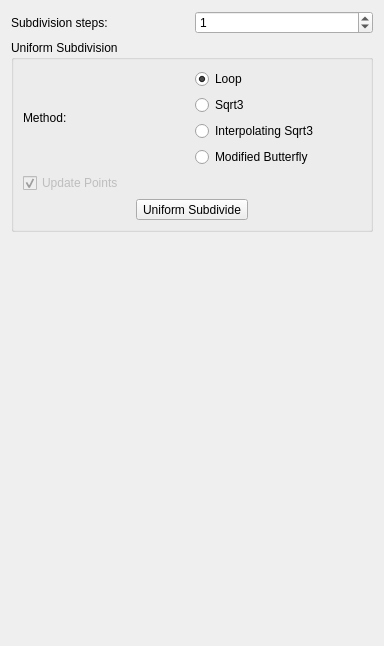
The window that Plugin-Subdivider/subdividerControls.ui (ShenRen/OpenFlipper) describes before a commit, drawn with Qt 5.
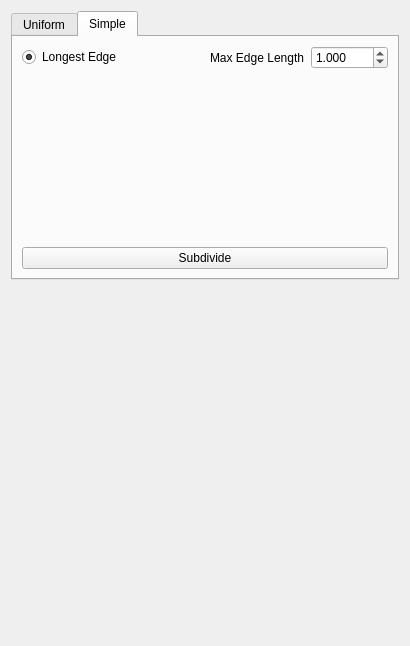
The same window after the commit. The open tabs and pages were chosen to show the change.

Commit message: Interface for maximal edge length algorithm

What changed in the file:
```diff
--- a/Plugin-Subdivider/subdividerControls.ui
+++ b/Plugin-Subdivider/subdividerControls.ui
@@ -6,13 +6,23 @@
    <rect>
     <x>0</x>
     <y>0</y>
-    <width>384</width>
+    <width>410</width>
     <height>646</height>
    </rect>
   </property>
   <property name="windowTitle">
    <string>Form</string>
   </property>
+  <layout class="QVBoxLayout" name="verticalLayout_4">
+   <item>
+    <widget class="QTabWidget" name="tabWidget">
+     <property name="currentIndex">
+      <number>0</number>
+     </property>
+     <widget class="QWidget" name="Uniform">
+      <attribute name="title">
+       <string>Uniform</string>
+      </attribute>
   <layout class="QVBoxLayout" name="verticalLayout_3">
    <item>
     <layout class="QHBoxLayout" name="horizontalLayout_3">
@@ -160,6 +170,97 @@
        </layout>
       </item>
      </layout>
+        </widget>
+       </item>
+      </layout>
+     </widget>
+     <widget class="QWidget" name="Simple">
+      <attribute name="title">
+       <string>Simple</string>
+      </attribute>
+      <layout class="QVBoxLayout" name="verticalLayout_5">
+       <item>
+        <layout class="QHBoxLayout" name="horizontalLayout_6">
+         <item>
+          <widget class="QRadioButton" name="longestEdgeSplit">
+           <property name="toolTip">
+            <string>This algorithm splits edges longer than the given maximal length. For each split, the longest edge is split at its midpoint.</string>
+           </property>
+           <property name="text">
+            <string>Longest Edge </string>
+           </property>
+           <property name="checked">
+            <bool>true</bool>
+           </property>
+          </widget>
+         </item>
+         <item>
+          <layout class="QHBoxLayout" name="horizontalLayout_5">
+           <item>
+            <spacer name="horizontalSpacer_3">
+             <property name="orientation">
+              <enum>Qt::Horizontal</enum>
+             </property>
+             <property name="sizeHint" stdset="0">
+              <size>
+               <width>40</width>
+               <height>20</height>
+              </size>
+             </property>
+            </spacer>
+           </item>
+           <item>
+            <widget class="QLabel" name="label_3">
+             <property name="text">
+              <string>Max Edge Length</string>
+             </property>
+            </widget>
+           </item>
+           <item>
+            <widget class="QDoubleSpinBox" name="maximalEdgeLength">
+             <property name="toolTip">
+              <string>Maximal edge length after the algorithm</string>
+             </property>
+             <property name="decimals">
+              <number>3</number>
+             </property>
+             <property name="minimum">
+              <double>0.000000000000000</double>
+             </property>
+             <property name="maximum">
+              <double>1000.000000000000000</double>
+             </property>
+             <property name="value">
+              <double>1.000000000000000</double>
+             </property>
+            </widget>
+           </item>
+          </layout>
+         </item>
+        </layout>
+       </item>
+       <item>
+        <spacer name="verticalSpacer_2">
+         <property name="orientation">
+          <enum>Qt::Vertical</enum>
+         </property>
+         <property name="sizeHint" stdset="0">
+          <size>
+           <width>20</width>
+           <height>40</height>
+          </size>
+         </property>
+        </spacer>
+       </item>
+       <item>
+        <widget class="QPushButton" name="simpleButton">
+         <property name="text">
+          <string>Subdivide</string>
+         </property>
+        </widget>
+       </item>
+      </layout>
+     </widget>
     </widget>
    </item>
    <item>
```
Lines whose indentation alone changed are shown as unchanged. The commit also changes 2 other files.
